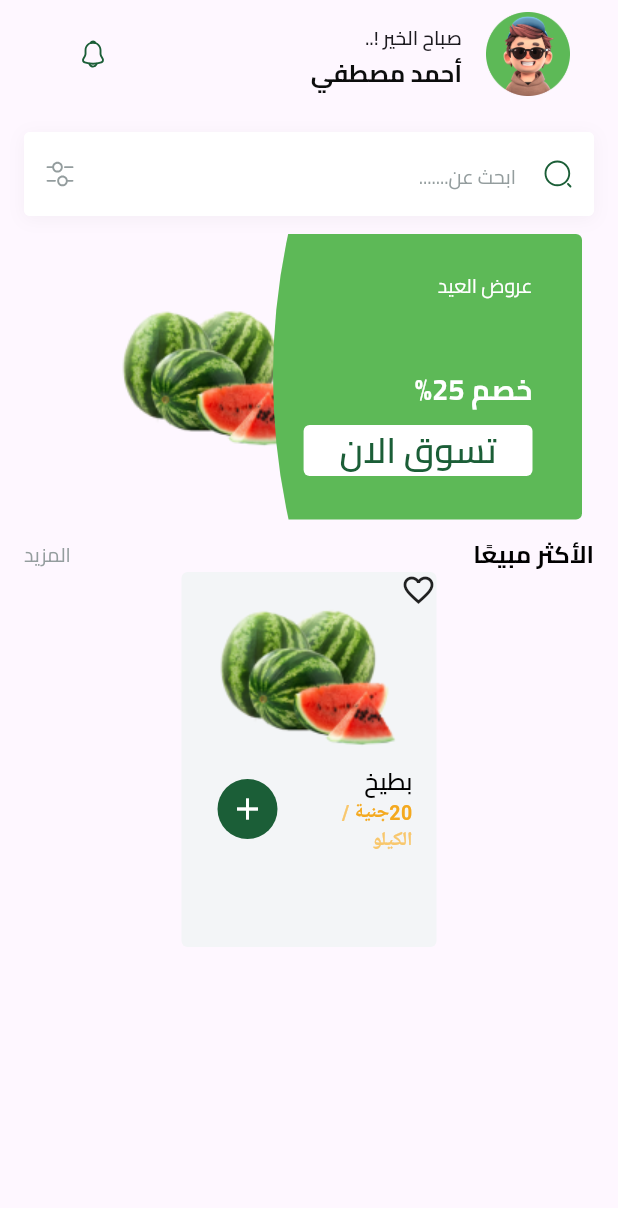
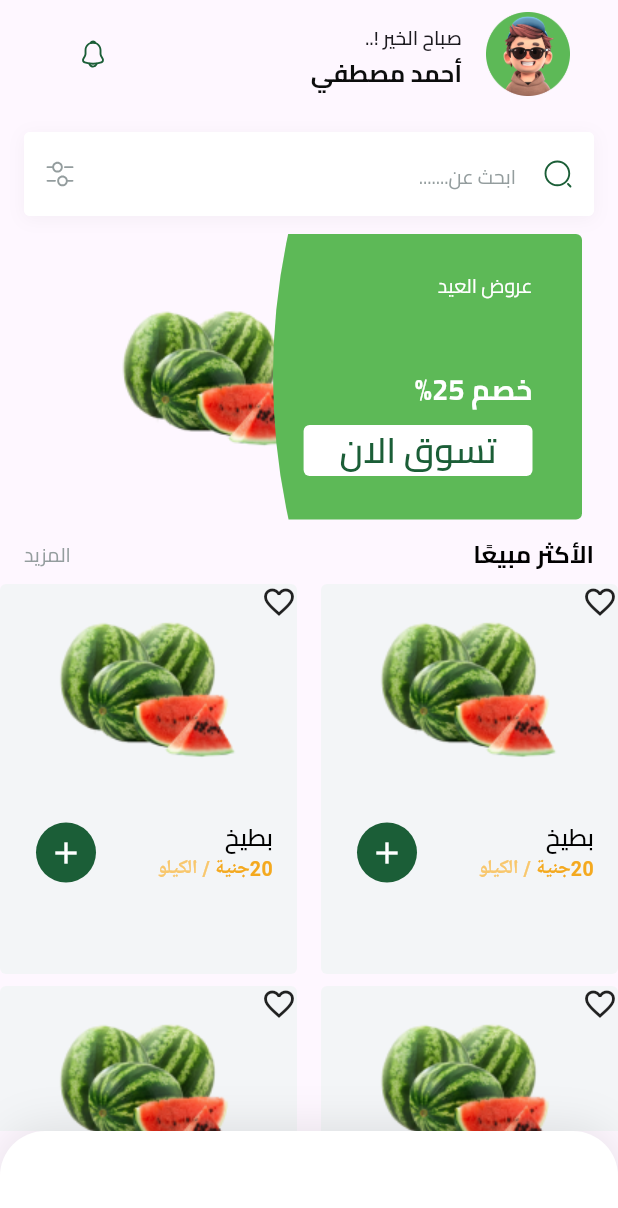
Before and after one commit to George-Anyas/Fruit-Hub, a Flutter app: the screen it shows after launch, on a phone screen of 412 x 824 dp. Shown: the top 1208 px of the screen. Run offline on Flutter 3.47's test engine with Material 3 defaults, Android fonts, the phone set to English and light mode, and no system bars; our stand-ins replace bloc, cloud_firestore, dartz, dots_indicator, firebase_auth, firebase_core and 8 more; missing offline and left inert: flutter_facebook_auth; accounts and stored records are empty.

Commit message:
create grid view & custom bottom navigation bar

```diff
--- a/lib/core/widgets/fruit_item.dart
+++ b/lib/core/widgets/fruit_item.dart
@@ -32,6 +32,9 @@ class FruitItem extends StatelessWidget {
                   height: 20,
                 ),
                 Image.asset(Assets.assetsImagesWaterMelon),
+                SizedBox(
+                  height: 24,
+                ),
                 ListTile(
                   title: Text(
                     'بطيخ',
--- a/lib/features/home/presentaion/views/home_view.dart
+++ b/lib/features/home/presentaion/views/home_view.dart
@@ -1,4 +1,5 @@
 import 'package:flutter/material.dart';
+import 'package:fruit_app/features/home/presentaion/views/widgets/custom_bottom_navigation_bar.dart';
 
 import 'package:fruit_app/features/home/presentaion/views/widgets/home_view_body.dart';
 
@@ -9,6 +10,7 @@ class HomeView extends StatelessWidget {
   Widget build(BuildContext context) {
     return Scaffold(
       body: SafeArea(child: HomeViewBody()),
+      bottomNavigationBar: CustomBottomNavigationBar(),
     );
   }
 }
--- /dev/null
+++ b/lib/features/home/presentaion/views/widgets/best_selling_grid_view.dart
@@ -0,0 +1,19 @@
+import 'package:flutter/material.dart';
+import 'package:fruit_app/core/widgets/fruit_item.dart';
+
+class BestSellingGridView extends StatelessWidget {
+  const BestSellingGridView({super.key});
+
+  @override
+  Widget build(BuildContext context) {
+    return SliverGrid.builder(
+        gridDelegate: SliverGridDelegateWithFixedCrossAxisCount(
+            mainAxisSpacing: 8,
+            crossAxisSpacing: 16,
+            childAspectRatio: 163 / 214,
+            crossAxisCount: 2),
+        itemBuilder: (context, index) {
+          return FruitItem();
+        });
+  }
+}
--- /dev/null
+++ b/lib/features/home/presentaion/views/widgets/custom_bottom_navigation_bar.dart
@@ -0,0 +1,29 @@
+import 'package:flutter/material.dart';
+
+class CustomBottomNavigationBar extends StatelessWidget {
+  const CustomBottomNavigationBar({super.key});
+
+  @override
+  Widget build(BuildContext context) {
+    return Container(
+        width: 375,
+        height: 70,
+        decoration: ShapeDecoration(
+          color: Colors.white,
+          shape: RoundedRectangleBorder(
+            borderRadius: BorderRadius.only(
+              topLeft: Radius.circular(30),
+              topRight: Radius.circular(30),
+            ),
+          ),
+          shadows: [
+            BoxShadow(
+              color: Color(0x19000000),
+              blurRadius: 25,
+              offset: Offset(0, -2),
+              spreadRadius: 0,
+            )
+          ],
+        ));
+  }
+}
--- a/lib/features/home/presentaion/views/widgets/home_view_body.dart
+++ b/lib/features/home/presentaion/views/widgets/home_view_body.dart
@@ -1,10 +1,9 @@
-import 'package:flutter/widgets.dart';
+import 'package:flutter/material.dart';
 import 'package:fruit_app/constants.dart';
 import 'package:fruit_app/core/widgets/custom_search_text_filed.dart';
-import 'package:fruit_app/core/widgets/fruit_item.dart';
+import 'package:fruit_app/features/home/presentaion/views/widgets/best_selling_grid_view.dart';
 import 'package:fruit_app/features/home/presentaion/views/widgets/best_selling_header.dart';
 import 'package:fruit_app/features/home/presentaion/views/widgets/custom_home_app_bar.dart';
-
 import 'package:fruit_app/features/home/presentaion/views/widgets/featured_list_item.dart';
 
 class HomeViewBody extends StatelessWidget {
@@ -14,6 +13,7 @@ class HomeViewBody extends StatelessWidget {
   Widget build(BuildContext context) {
     return CustomScrollView(
       slivers: [
+        // Wrapping non-sliver content in SliverToBoxAdapter
         SliverToBoxAdapter(
           child: Padding(
             padding: const EdgeInsets.symmetric(horizontal: kHorizontalPadding),
@@ -31,12 +31,16 @@ class HomeViewBody extends StatelessWidget {
                 SizedBox(
                   height: 12,
                 ),
-                BestSellingHeader(),
-                FruitItem()
+                BestSellingHeader(), // This can stay here
+                SizedBox(
+                  height: 8,
+                ),
               ],
             ),
           ),
         ),
+        // Adding BestSellingGridView as a separate sliver
+        BestSellingGridView(), // Ensure this is a sliver widget (e.g., contains SliverGrid)
       ],
     );
   }
```
